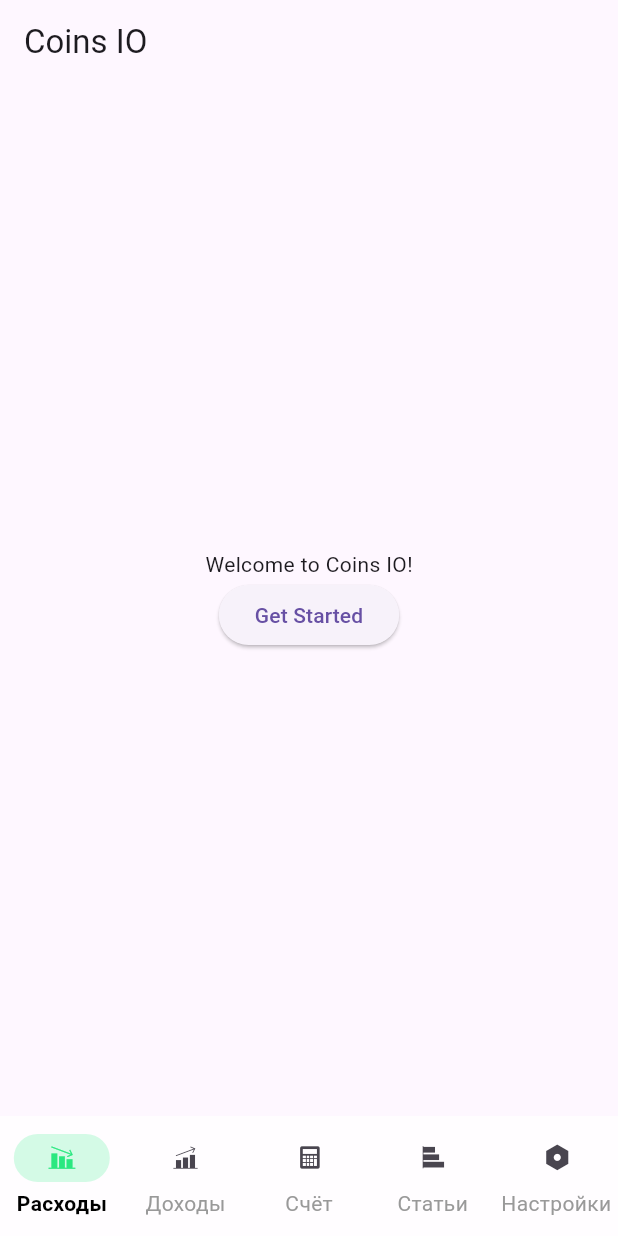
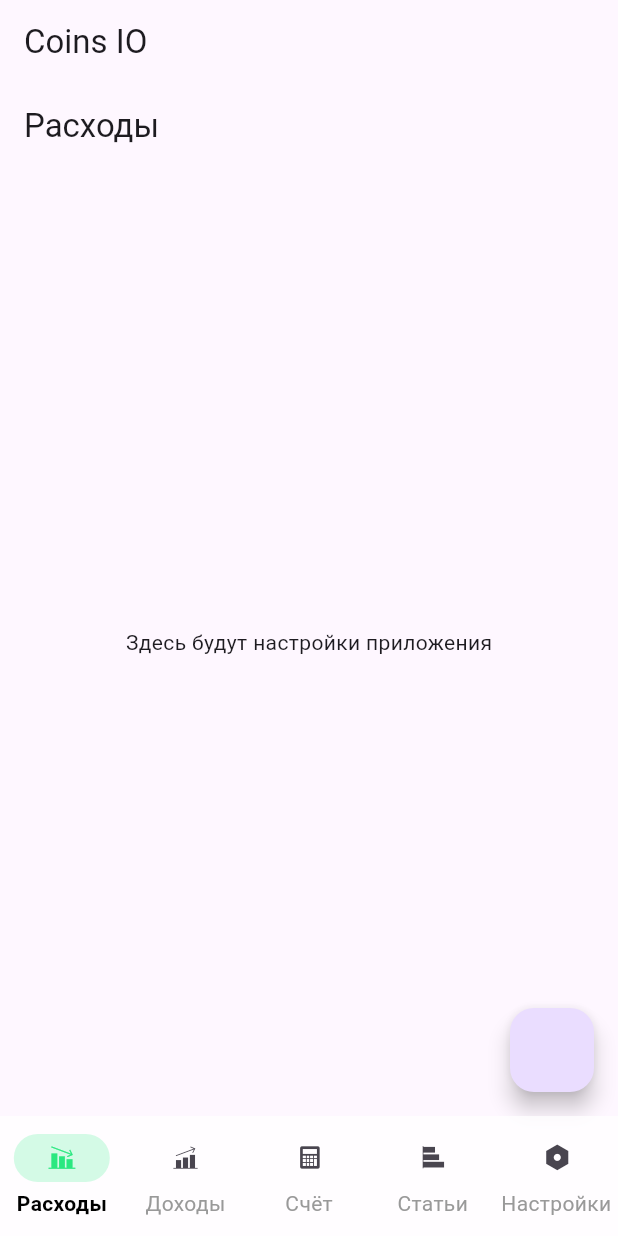
Before and after one commit to pablobagdal/CoinsIO, a Flutter app: the screen it shows after launch, on a phone screen of 412 x 824 dp. Run offline on Flutter 3.47's test engine with Material 3 defaults, Android fonts, the phone set to English and light mode, and no system bars; our stand-ins replace flutter_bloc, freezed_annotation; generated files the repository leaves out were written again.

Commit message:
add bloc and 5 main screens to test navigation

```diff
--- a/lib/main.dart
+++ b/lib/main.dart
@@ -1,6 +1,12 @@
 import 'package:coinio_app/core/fonts/my_font_icons.dart';
 import 'package:coinio_app/core/themes/app_theme.dart';
+import 'package:coinio_app/ui/accounts/accounts_screen.dart';
+import 'package:coinio_app/ui/categories/categories_screen.dart';
+import 'package:coinio_app/ui/incomes/incomes_screen.dart';
+import 'package:coinio_app/ui/settings/settings_screen.dart';
+import 'package:coinio_app/ui/spendings/spendings_screen.dart';
 import 'package:flutter/material.dart';
+import 'package:flutter_bloc/flutter_bloc.dart';
 
 void main(List<String> args) {
   runApp(MyApp());
@@ -13,34 +19,56 @@ class MyApp extends StatelessWidget {
   Widget build(BuildContext context) {
     return MaterialApp(
       title: 'Coins IO',
-      home: const HomeScreen(),
+      home: BlocProvider(
+        create: (context) => NavigationBloc(),
+        child: const HomeScreen(),
+      ),
       theme: AppTheme.light,
     );
   }
 }
 
+abstract class NavigationEvent {}
+
+class NavigateToTab extends NavigationEvent {
+  final int index;
+  NavigateToTab(this.index);
+}
+
+class NavigationState {
+  final int index;
+
+  NavigationState({required this.index});
+}
+
+class NavigationBloc extends Bloc<NavigationEvent, NavigationState> {
+  NavigationBloc() : super(NavigationState(index: 0)) {
+    on<NavigateToTab>((event, emit) {
+      emit(NavigationState(index: event.index));
+    });
+  }
+}
+
 class HomeScreen extends StatelessWidget {
+  final List<Widget> _screens = const [
+    SpendingsScreen(),
+    IncomesScreen(),
+    AccountsScreen(),
+    CategoriesScreen(),
+    SettingsScreen(),
+  ];
   const HomeScreen({super.key});
 
   @override
   Widget build(BuildContext context) {
-    return Scaffold(
-      appBar: AppBar(title: const Text('Coins IO')),
-      body: Center(
-        child: Column(
-          mainAxisAlignment: MainAxisAlignment.center,
-          children: <Widget>[
-            const Text('Welcome to Coins IO!'),
-            ElevatedButton(
-              onPressed: () {
-                // Placeholder for navigation or action
-              },
-              child: const Text('Get Started'),
-            ),
-          ],
-        ),
-      ),
-      bottomNavigationBar: MyNavigationBar(),
+    return BlocBuilder<NavigationBloc, NavigationState>(
+      builder: (context, state) {
+        return Scaffold(
+          appBar: AppBar(title: const Text('Coins IO')),
+          body: _screens[state.index],
+          bottomNavigationBar: MyNavigationBar(),
+        );
+      },
     );
   }
 }
@@ -53,8 +81,6 @@ class MyNavigationBar extends StatefulWidget {
 }
 
 class _MyNavigationBarState extends State<MyNavigationBar> {
-  int selectedIndex = 0;
-
   @override
   Widget build(BuildContext context) {
     return NavigationBar(
@@ -65,12 +91,10 @@ class _MyNavigationBarState extends State<MyNavigationBar> {
         NavigationDestination(icon: Icon(MyIcons.category), label: 'Статьи'),
         NavigationDestination(icon: Icon(MyIcons.settings), label: 'Настройки'),
       ],
-      selectedIndex: selectedIndex,
+      selectedIndex: context.read<NavigationBloc>().state.index,
       onDestinationSelected: (value) {
         // Здесь можно добавить логику для переключения между экранами
-        setState(() {
-          selectedIndex = value;
-        });
+        context.read<NavigationBloc>().add(NavigateToTab(value));
       },
     );
   }
--- /dev/null
+++ b/lib/ui/accounts/accounts_screen.dart
@@ -0,0 +1,14 @@
+import 'package:flutter/material.dart';
+
+class AccountsScreen extends StatelessWidget {
+  const AccountsScreen({super.key});
+
+  @override
+  Widget build(BuildContext context) {
+    return Scaffold(
+      appBar: AppBar(title: const Text('Настройки')),
+      body: const Center(child: Text('Здесь будут настройки приложения')),
+      floatingActionButton: FloatingActionButton(onPressed: () {}),
+    );
+  }
+}
--- /dev/null
+++ b/lib/ui/categories/categories_screen.dart
@@ -0,0 +1,14 @@
+import 'package:flutter/material.dart';
+
+class CategoriesScreen extends StatelessWidget {
+  const CategoriesScreen({super.key});
+
+  @override
+  Widget build(BuildContext context) {
+    return Scaffold(
+      appBar: AppBar(title: const Text('Настройки')),
+      body: const Center(child: Text('Здесь будут настройки приложения')),
+      floatingActionButton: FloatingActionButton(onPressed: () {}),
+    );
+  }
+}
--- /dev/null
+++ b/lib/ui/settings/settings_screen.dart
@@ -0,0 +1,14 @@
+import 'package:flutter/material.dart';
+
+class SettingsScreen extends StatelessWidget {
+  const SettingsScreen({super.key});
+
+  @override
+  Widget build(BuildContext context) {
+    return Scaffold(
+      appBar: AppBar(title: const Text('Настройки')),
+      body: const Center(child: Text('Здесь будут настройки приложения')),
+      floatingActionButton: FloatingActionButton(onPressed: () {}),
+    );
+  }
+}
--- /dev/null
+++ b/lib/ui/spendings/spendings_screen.dart
@@ -0,0 +1,14 @@
+import 'package:flutter/material.dart';
+
+class SpendingsScreen extends StatelessWidget {
+  const SpendingsScreen({super.key});
+
+  @override
+  Widget build(BuildContext context) {
+    return Scaffold(
+      appBar: AppBar(title: const Text('Расходы')),
+      body: const Center(child: Text('Здесь будут настройки приложения')),
+      floatingActionButton: FloatingActionButton(onPressed: () {}),
+    );
+  }
+}
--- a/pubspec.yaml
+++ b/pubspec.yaml
@@ -37,6 +37,8 @@ dependencies:
   freezed: ^3.0.6
   freezed_annotation: ^3.0.0
   json_annotation: ^4.9.0
+  bloc: ^9.0.0
+  flutter_bloc: ^9.1.1
 
 dev_dependencies:
   flutter_test:
```
Also changed, not shown: lib/ui/incomes/incomes_screen.dart (added, +14 -0 lines), pubspec.lock.
